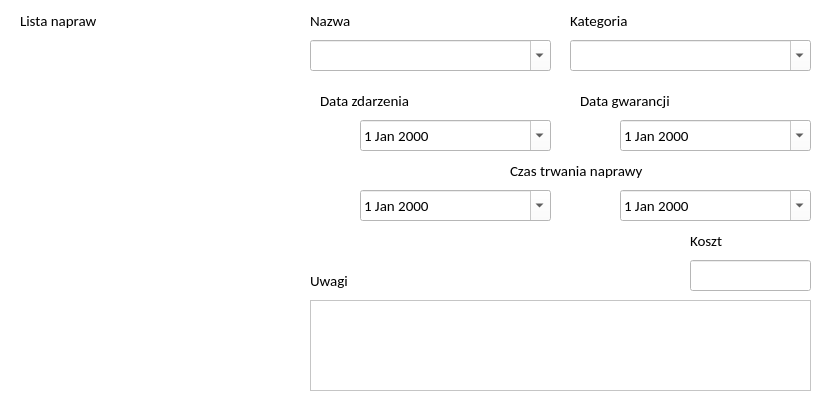
Before: the Qt Designer form serviceblock.ui in RStravinsky/CarReservation, drawn with Qt 5.
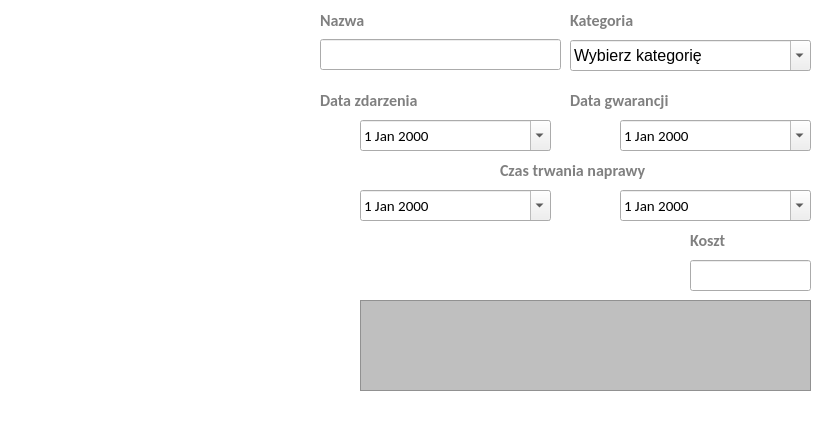
After: the same form once the commit is applied. Icons and pictures are not drawn.

Commit message: adding and deleting repairs from ServiceBlock

```diff
--- a/serviceblock.ui
+++ b/serviceblock.ui
@@ -7,50 +7,40 @@
     <x>0</x>
     <y>0</y>
     <width>824</width>
-    <height>403</height>
+    <height>445</height>
    </rect>
   </property>
   <property name="windowTitle">
    <string>Naprawy</string>
   </property>
   <property name="styleSheet">
-   <string notr="true">background-color: rgb(255, 255, 255);</string>
+   <string notr="true">QDialog {background-color: rgb(255, 255, 255);}
+QLabel {color: gray;
+background-color:transparent}
+
+#ServiceBlock QScrollBar:vertical {
+  border: none;
+  background: &quot;transparent&quot;;
+  width: 8px;
+  margin: 20px 0px 20px 0px;
+}
+
+#ServiceBlock QScrollBar::handle:vertical {
+  background: rgb(107,124,140);
+  min-height: 20px; 
+  border-radius: 2px;
+}
+
+#ServiceBlock QScrollBar::add-line:vertical {
+   border: none;
+   background: none;
+}
+
+#ServiceBlock QScrollBar::sub-line:vertical {
+   border: none;
+   background: none;
+}</string>
   </property>
-  <widget class="QListView" name="lvServices">
-   <property name="geometry">
-    <rect>
-     <x>20</x>
-     <y>40</y>
-     <width>281</width>
-     <height>351</height>
-    </rect>
-   </property>
-   <property name="font">
-    <font>
-     <family>Calibri</family>
-     <pointsize>11</pointsize>
-    </font>
-   </property>
-   <property name="frameShape">
-    <enum>QFrame::NoFrame</enum>
-   </property>
-   <property name="modelColumn">
-    <number>0</number>
-   </property>
-  </widget>
-  <widget class="QComboBox" name="cbName">
-   <property name="geometry">
-    <rect>
-     <x>310</x>
-     <y>40</y>
-     <width>241</width>
-     <height>31</height>
-    </rect>
-   </property>
-   <property name="editable">
-    <bool>true</bool>
-   </property>
-  </widget>
   <widget class="QDateEdit" name="deEvent">
    <property name="geometry">
     <rect>
@@ -133,18 +123,22 @@
   <widget class="QTextEdit" name="teNotes">
    <property name="geometry">
     <rect>
-     <x>310</x>
+     <x>360</x>
      <y>300</y>
-     <width>501</width>
+     <width>451</width>
      <height>91</height>
     </rect>
    </property>
    <property name="font">
     <font>
      <family>Calibri</family>
-     <pointsize>11</pointsize>
+     <pointsize>12</pointsize>
     </font>
    </property>
+   <property name="styleSheet">
+    <string notr="true">background-color: rgba(131, 131, 131, 131);
+color: black;</string>
+   </property>
    <property name="frameShape">
     <enum>QFrame::StyledPanel</enum>
    </property>
@@ -177,9 +171,24 @@
      <height>31</height>
     </rect>
    </property>
+   <property name="font">
+    <font>
+     <family>Calibri</family>
+     <pointsize>12</pointsize>
+    </font>
+   </property>
+   <property name="styleSheet">
+    <string notr="true">QComboBox {
+font-family: &quot;Calibri&quot;;
+font-size: 12pt
+}</string>
+   </property>
    <property name="editable">
     <bool>true</bool>
    </property>
+   <property name="currentText">
+    <string>Wybierz kategorię</string>
+   </property>
   </widget>
   <widget class="QLabel" name="lblBeginImage">
    <property name="geometry">
@@ -222,10 +231,10 @@
   <widget class="QLabel" name="lblEventImage">
    <property name="geometry">
     <rect>
-     <x>318</x>
-     <y>115</y>
-     <width>41</width>
-     <height>41</height>
+     <x>309</x>
+     <y>108</y>
+     <width>51</width>
+     <height>51</height>
     </rect>
    </property>
    <property name="text">
@@ -241,7 +250,7 @@
   <widget class="QLabel" name="lblGuranteeImage">
    <property name="geometry">
     <rect>
-     <x>580</x>
+     <x>570</x>
      <y>120</y>
      <width>31</width>
      <height>31</height>
@@ -260,16 +269,18 @@
   <widget class="QLabel" name="label">
    <property name="geometry">
     <rect>
-     <x>510</x>
+     <x>500</x>
      <y>160</y>
-     <width>151</width>
+     <width>251</width>
      <height>21</height>
     </rect>
    </property>
    <property name="font">
     <font>
      <family>Calibri</family>
-     <pointsize>11</pointsize>
+     <pointsize>12</pointsize>
+     <weight>75</weight>
+     <bold>true</bold>
     </font>
    </property>
    <property name="text">
@@ -281,14 +292,16 @@
     <rect>
      <x>320</x>
      <y>90</y>
-     <width>221</width>
+     <width>231</width>
      <height>21</height>
     </rect>
    </property>
    <property name="font">
     <font>
      <family>Calibri</family>
-     <pointsize>11</pointsize>
+     <pointsize>12</pointsize>
+     <weight>75</weight>
+     <bold>true</bold>
     </font>
    </property>
    <property name="text">
@@ -298,16 +311,18 @@
   <widget class="QLabel" name="label_3">
    <property name="geometry">
     <rect>
-     <x>580</x>
+     <x>570</x>
      <y>90</y>
-     <width>221</width>
+     <width>241</width>
      <height>21</height>
     </rect>
    </property>
    <property name="font">
     <font>
      <family>Calibri</family>
-     <pointsize>11</pointsize>
+     <pointsize>12</pointsize>
+     <weight>75</weight>
+     <bold>true</bold>
     </font>
    </property>
    <property name="text">
@@ -317,16 +332,18 @@
   <widget class="QLabel" name="label_4">
    <property name="geometry">
     <rect>
-     <x>310</x>
+     <x>320</x>
      <y>10</y>
-     <width>221</width>
+     <width>241</width>
      <height>21</height>
     </rect>
    </property>
    <property name="font">
     <font>
      <family>Calibri</family>
-     <pointsize>11</pointsize>
+     <pointsize>12</pointsize>
+     <weight>75</weight>
+     <bold>true</bold>
     </font>
    </property>
    <property name="text">
@@ -338,52 +355,37 @@
     <rect>
      <x>570</x>
      <y>10</y>
-     <width>221</width>
+     <width>241</width>
      <height>21</height>
     </rect>
    </property>
    <property name="font">
     <font>
      <family>Calibri</family>
-     <pointsize>11</pointsize>
+     <pointsize>12</pointsize>
+     <weight>75</weight>
+     <bold>true</bold>
     </font>
    </property>
    <property name="text">
     <string>Kategoria</string>
    </property>
   </widget>
-  <widget class="QLabel" name="label_6">
-   <property name="geometry">
-    <rect>
-     <x>20</x>
-     <y>10</y>
-     <width>161</width>
-     <height>21</height>
-    </rect>
-   </property>
-   <property name="font">
-    <font>
-     <family>Calibri</family>
-     <pointsize>11</pointsize>
-    </font>
-   </property>
-   <property name="text">
-    <string>Lista napraw</string>
-   </property>
-  </widget>
   <widget class="QLabel" name="label_7">
    <property name="geometry">
     <rect>
      <x>690</x>
      <y>230</y>
-     <width>101</width>
+     <width>121</width>
      <height>21</height>
     </rect>
    </property>
    <property name="font">
     <font>
      <family>Calibri</family>
-     <pointsize>11</pointsize>
+     <pointsize>12</pointsize>
+     <weight>75</weight>
+     <bold>true</bold>
     </font>
    </property>
    <property name="text">
@@ -409,13 +411,161 @@
     <bool>true</bool>
    </property>
   </widget>
-  <widget class="QLabel" name="label_8">
+  <widget class="QPushButton" name="pbSave">
+   <property name="geometry">
+    <rect>
+     <x>690</x>
+     <y>398</y>
+     <width>121</width>
+     <height>41</height>
+    </rect>
+   </property>
+   <property name="font">
+    <font>
+     <family>Calibri</family>
+     <pointsize>11</pointsize>
+    </font>
+   </property>
+   <property name="styleSheet">
+    <string notr="true">QPushButton:hover {
+border-radius: 5px;
+background: rgb(255,140,0);
+}
+
+QPushButton{
+color: white;
+border-radius: 5px;
+background: qlineargradient(x1:0, y1:0, x2:0, y2:1,
+   stop: 0 rgba(255,140,0), stop: 0.7 rgb(255,105,0));
+}
+
+QPushButton:pressed {
+color: white;
+border-radius: 5px;
+background: rgb(255,105,0);
+}
+</string>
+   </property>
+   <property name="text">
+    <string>Zapisz</string>
+   </property>
+  </widget>
+  <widget class="QLabel" name="lblNotesImage">
+   <property name="geometry">
+    <rect>
+     <x>320</x>
+     <y>300</y>
+     <width>31</width>
+     <height>31</height>
+    </rect>
+   </property>
+   <property name="text">
+    <string/>
+   </property>
+   <property name="pixmap">
+    <pixmap resource="resources.qrc">:/images/images/comments.png</pixmap>
+   </property>
+   <property name="scaledContents">
+    <bool>true</bool>
+   </property>
+  </widget>
+  <widget class="QFrame" name="frame">
+   <property name="geometry">
+    <rect>
+     <x>0</x>
+     <y>0</y>
+     <width>301</width>
+     <height>445</height>
+    </rect>
+   </property>
+   <property name="styleSheet">
+    <string notr="true">QFrame {
+border: none;
+background: qlineargradient(x1:0, y1:0, x2:0, y2:1,
+   stop: 0 rgba(255,140,0), stop: 0.7 rgb(255,105,0));
+border-top-right-radius: 10px;
+border-bottom-right-radius:10px;
+}
+
+</string>
+   </property>
+   <property name="frameShape">
+    <enum>QFrame::StyledPanel</enum>
+   </property>
+   <property name="frameShadow">
+    <enum>QFrame::Raised</enum>
+   </property>
+   <widget class="QLabel" name="label_6">
+    <property name="geometry">
+     <rect>
+      <x>15</x>
+      <y>10</y>
+      <width>161</width>
+      <height>21</height>
+     </rect>
+    </property>
+    <property name="font">
+     <font>
+      <family>Calibri</family>
+      <pointsize>12</pointsize>
+      <weight>75</weight>
+      <bold>true</bold>
+     </font>
+    </property>
+    <property name="styleSheet">
+     <string notr="true">background-color: transparent;
+color: white;</string>
+    </property>
+    <property name="text">
+     <string>Lista napraw:</string>
+    </property>
+   </widget>
+   <widget class="QListWidget" name="lvServices">
+    <property name="geometry">
+     <rect>
+      <x>10</x>
+      <y>40</y>
+      <width>281</width>
+      <height>381</height>
+     </rect>
+    </property>
+    <property name="font">
+     <font>
+      <family>Calibri</family>
+      <pointsize>12</pointsize>
+     </font>
+    </property>
+    <property name="styleSheet">
+     <string notr="true"/>
+    </property>
+    <property name="verticalScrollBarPolicy">
+     <enum>Qt::ScrollBarAsNeeded</enum>
+    </property>
+   </widget>
+  </widget>
+  <widget class="QLineEdit" name="leName">
+   <property name="geometry">
+    <rect>
+     <x>320</x>
+     <y>39</y>
+     <width>241</width>
+     <height>31</height>
+    </rect>
+   </property>
+   <property name="font">
+    <font>
+     <family>Calibri</family>
+     <pointsize>12</pointsize>
+    </font>
+   </property>
+  </widget>
+  <widget class="QPushButton" name="pbDelete">
    <property name="geometry">
     <rect>
      <x>310</x>
-     <y>270</y>
-     <width>221</width>
-     <height>21</height>
+     <y>398</y>
+     <width>121</width>
+     <height>41</height>
     </rect>
    </property>
    <property name="font">
@@ -424,8 +574,28 @@
      <pointsize>11</pointsize>
     </font>
    </property>
+   <property name="styleSheet">
+    <string notr="true">QPushButton:hover {
+border-radius: 5px;
+background: rgb(255,102,102);
+}
+
+QPushButton{
+color: white;
+border-radius: 5px;
+background: qlineargradient(x1:0, y1:0, x2:0, y2:1,
+   stop: 0 rgba(255,102,102), stop: 0.7 rgb(255,50,50));
+}
+
+QPushButton:pressed {
+color: white;
+border-radius: 5px;
+background: rgb(255,50,50);
+}
+</string>
+   </property>
    <property name="text">
-    <string>Uwagi</string>
+    <string>Usuń</string>
    </property>
   </widget>
  </widget>
```
Left out of the diff: 3 changed lines with no effect on the pictures. The commit also changes 6 other files.
